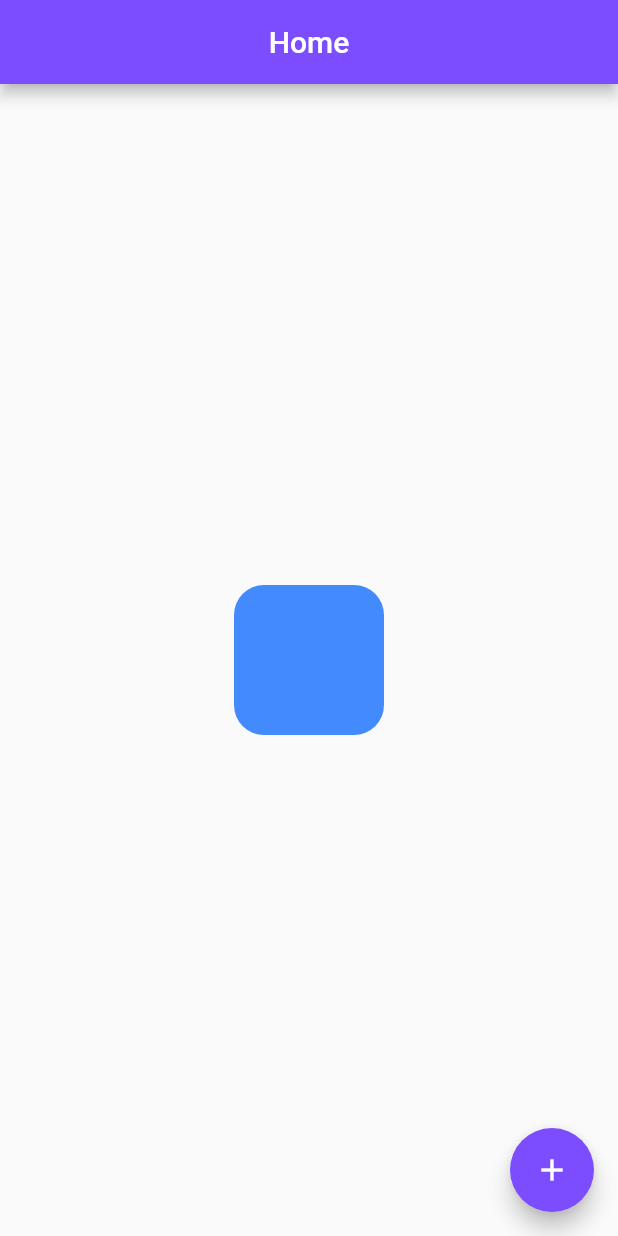
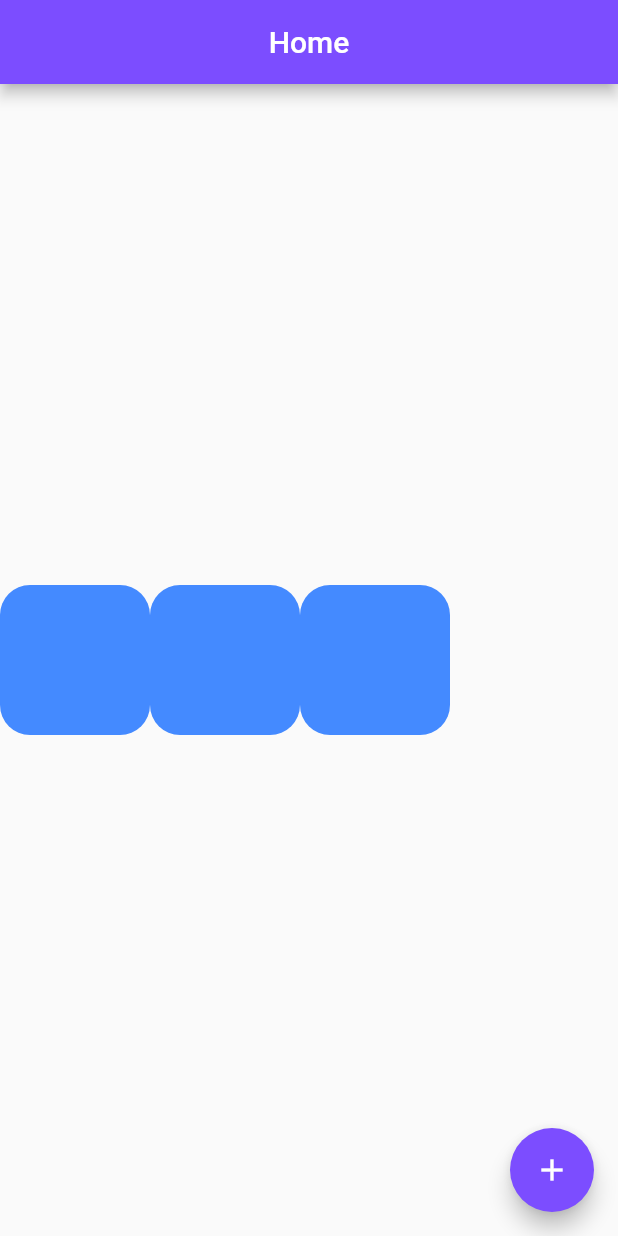
Before and after one commit to Chathuranga97lj/first-flutter-app, a Flutter app: the screen it shows after launch, on a phone screen of 412 x 824 dp. Run offline on Flutter 3.47's test engine with Material 2 defaults, Android fonts, the phone set to English and light mode, and no system bars.

Commit message:
add component in to row

```diff
--- a/lib/home_new.dart
+++ b/lib/home_new.dart
@@ -34,7 +34,7 @@ class _HomeViewState extends State<HomeView> {
         //   child: Center(child: Text(number.toString())),
         // )
         body: Center(
-          child: MyComponent(),
+          child: Row(children: [MyComponent(), MyComponent(), MyComponent()]),
         ));
   }
 }
```
